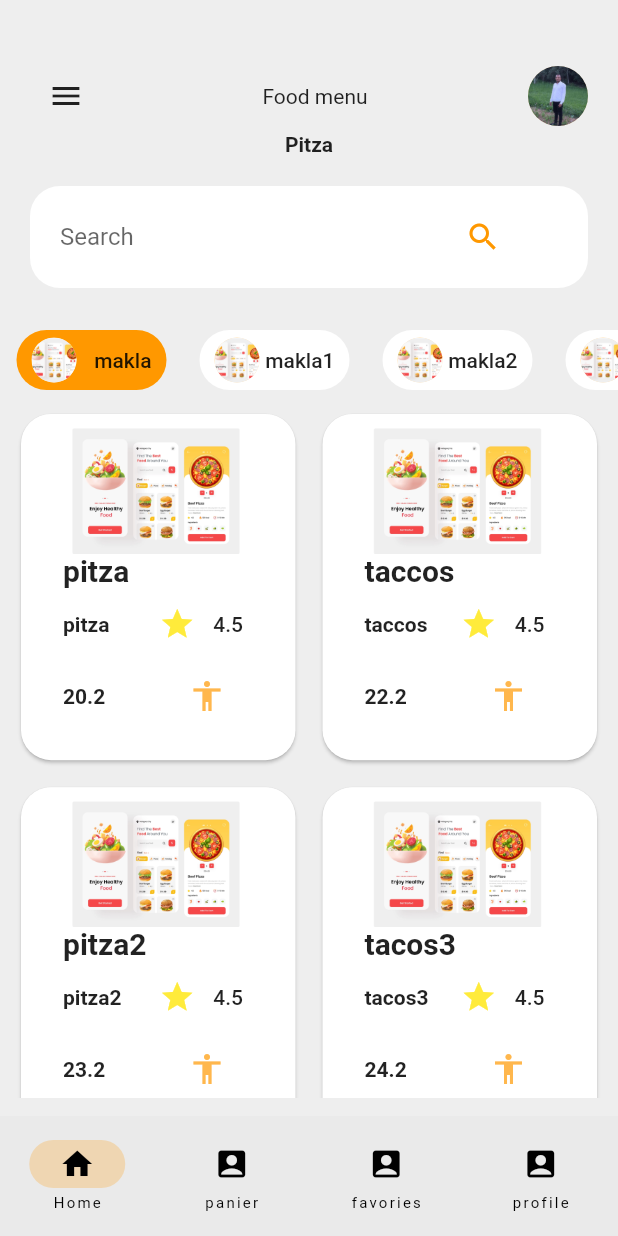
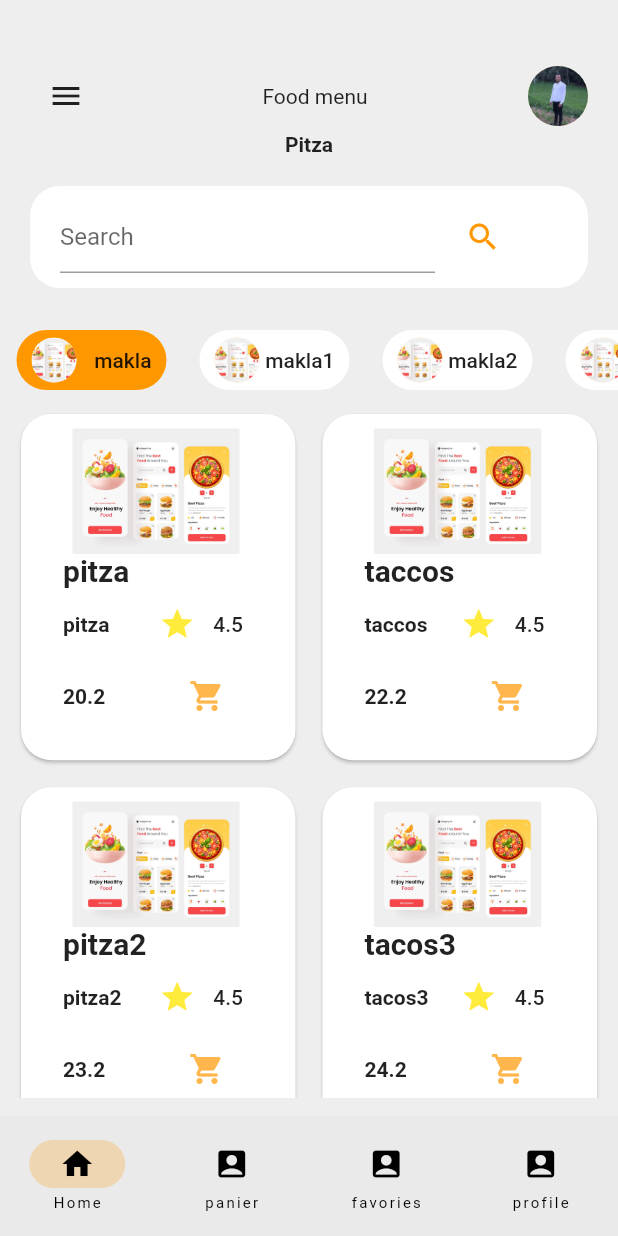
Before and after one commit to afraklaabdelaziz/MENYOU, a Flutter app: the Home screen opened directly, on a phone screen of 412 x 824 dp. Run offline on Flutter 3.47's test engine with Material 2 defaults, Android fonts, the phone set to English and light mode, and no system bars; our stand-ins replace rive; statements that could not run were skipped.

```diff
--- a/menyou/lib/screens/home_screen.dart
+++ b/menyou/lib/screens/home_screen.dart
@@ -88,7 +88,7 @@ class _HomeScreenState extends State<HomeScreen> {
                         decoration: const InputDecoration(
                           alignLabelWithHint: false,
                           hintText: 'Search',
-                          disabledBorder: InputBorder.none,
+                          disabledBorder: InputBorder.none
                           border: InputBorder.none
                         ),
                         validator: (String? value) {
@@ -248,9 +248,10 @@ class _HomeScreenState extends State<HomeScreen> {
                                       ),
                                       IconButton(
                                         onPressed: () {
+                                          panier.add(plats[index]);
                                         },
                                         icon: Icon(
-                                          Icons.accessibility_sharp,
+                                          Icons.shopping_cart,
                                           color: Colors.orange[300],
                                         ),
                                       )
--- a/menyou/lib/screens/product_detailles_screen.dart
+++ b/menyou/lib/screens/product_detailles_screen.dart
@@ -1,6 +1,5 @@
 import 'package:flutter/material.dart';
 import 'package:menyou/configuration.dart';
-import 'package:menyou/screens/panier.dart';
 
 class ProductDetailles extends StatefulWidget {
   const ProductDetailles({Key? key, required this.index}) : super(key: key);
@@ -37,7 +36,7 @@ class _ProductDetaillesState extends State<ProductDetailles> {
                             });
                           },
                           icon: Icon(
-                            Icons.add_a_photo_sharp,
+                            Icons.favorite,
                             color: Colors.white,
                           ))
                     ],
```
